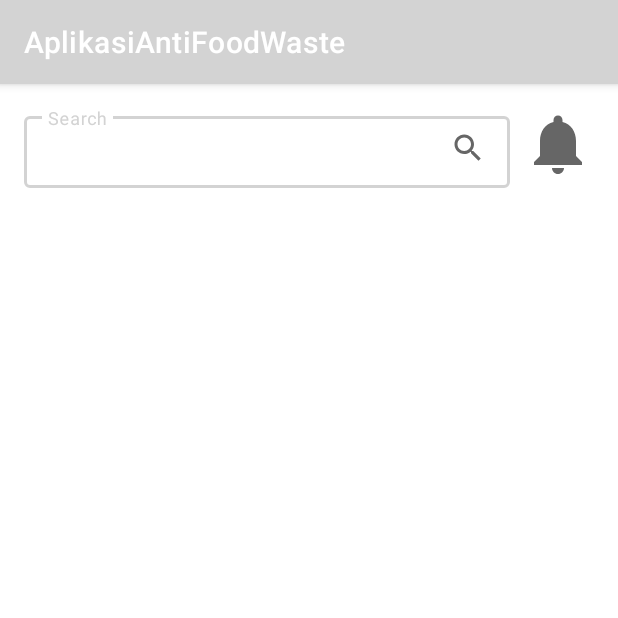
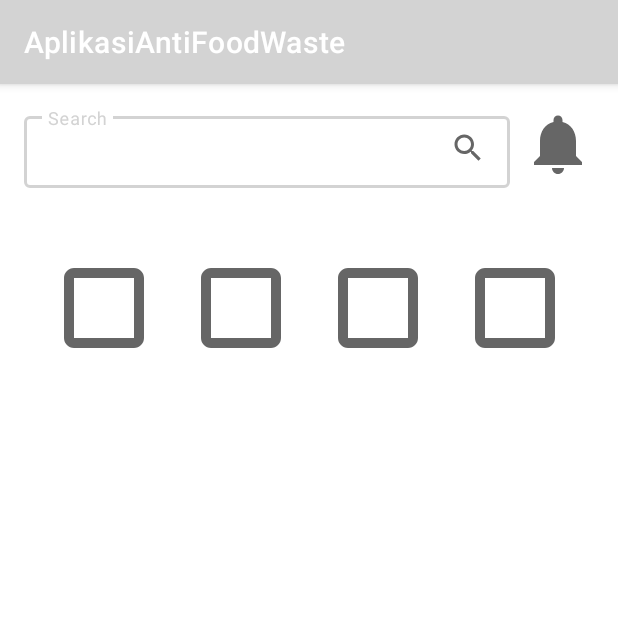
Before and after one commit to farisramadhan13/IDGAF, an Android app: the HomeActivity screen opened directly, with no data from a screen before it, on a phone screen of 412 x 824 dp, the top half of it. Run offline under Robolectric (Android 15) with nearby library versions, the light colour scheme and no system bars.

Commit message:
bikin layout home(blm selesai)

```diff
--- a/app/build.gradle
+++ b/app/build.gradle
@@ -40,6 +40,7 @@ dependencies {
     implementation 'androidx.appcompat:appcompat:1.4.1'
     implementation 'com.google.android.material:material:1.5.0'
     implementation 'androidx.constraintlayout:constraintlayout:2.1.3'
+    implementation 'androidx.gridlayout:gridlayout:1.0.0'
     testImplementation 'junit:junit:4.13.2'
     androidTestImplementation 'androidx.test.ext:junit:1.1.3'
     androidTestImplementation 'androidx.test.espresso:espresso-core:3.4.0'
--- /dev/null
+++ b/app/src/main/res/drawable/ic_square.xml
@@ -0,0 +1,10 @@
+<vector xmlns:android="http://schemas.android.com/apk/res/android"
+    android:width="24dp"
+    android:height="24dp"
+    android:viewportWidth="24"
+    android:viewportHeight="24"
+    android:tint="?attr/colorControlNormal">
+  <path
+      android:fillColor="@android:color/white"
+      android:pathData="M18,4L6,4c-1.1,0 -2,0.9 -2,2v12c0,1.1 0.9,2 2,2h12c1.1,0 2,-0.9 2,-2L20,6c0,-1.1 -0.9,-2 -2,-2zM18,18L6,18L6,6h12v12z"/>
+</vector>
--- a/app/src/main/res/layout/activity_home.xml
+++ b/app/src/main/res/layout/activity_home.xml
@@ -1,11 +1,26 @@
 <?xml version="1.0" encoding="utf-8"?>
-<androidx.constraintlayout.widget.ConstraintLayout
-    xmlns:android="http://schemas.android.com/apk/res/android"
+<androidx.constraintlayout.widget.ConstraintLayout xmlns:android="http://schemas.android.com/apk/res/android"
+    xmlns:app="http://schemas.android.com/apk/res-auto"
     xmlns:tools="http://schemas.android.com/tools"
-    xmlns:app="http://schemas.android.com/apk/res-auto"
     android:layout_width="match_parent"
     android:layout_height="match_parent"
     tools:context=".home.HomeActivity">
+
+  <HorizontalScrollView
+      android:id="@+id/horizontalScrollView"
+      android:layout_width="match_parent"
+      android:layout_height="100dp"
+
+      android:layout_margin="16dp"
+      android:layout_marginTop="244dp"
+      app:layout_constraintTop_toBottomOf="@+id/tableRow"
+      tools:layout_editor_absoluteX="32dp">
+
+    <LinearLayout
+        android:layout_width="wrap_content"
+        android:layout_height="match_parent"
+        android:orientation="vertical" />
+  </HorizontalScrollView>
 
   <FrameLayout
       android:id="@+id/frame_layout"
@@ -53,5 +68,71 @@
       app:layout_constraintEnd_toEndOf="parent"
       app:layout_constraintTop_toTopOf="parent" />
 
+  <HorizontalScrollView
+      android:layout_width="match_parent"
+      android:layout_height="100dp"
+      android:layout_margin="16dp"
+
+      app:layout_constraintTop_toBottomOf="@+id/horizontalScrollView"
+      tools:layout_editor_absoluteX="0dp">
+
+    <LinearLayout
+        android:layout_width="wrap_content"
+        android:layout_height="match_parent"
+        android:orientation="vertical" />
+  </HorizontalScrollView>
+
+  <com.google.android.material.bottomnavigation.BottomNavigationView
+      android:id="@+id/bottomNavigationView"
+      android:layout_width="match_parent"
+      android:layout_height="72dp"
+      app:layout_constraintBottom_toBottomOf="parent"
+      app:layout_constraintEnd_toEndOf="parent"
+      app:layout_constraintStart_toStartOf="parent" />
+
+  <TableRow
+      android:id="@+id/tableRow"
+      android:layout_width="match_parent"
+      android:layout_height="128dp"
+      android:layout_marginStart="16dp"
+      android:layout_marginTop="16dp"
+      android:layout_marginEnd="16dp"
+      app:layout_constraintEnd_toEndOf="parent"
+      app:layout_constraintStart_toStartOf="parent"
+      app:layout_constraintTop_toBottomOf="@+id/frame_layout">
+
+    <ImageView
+        android:id="@+id/imageView"
+        android:layout_width="80dp"
+        android:layout_height="80dp"
+        android:layout_gravity="center_vertical"
+        android:layout_marginStart="13dp"
+        android:layout_marginEnd="11dp"
+        app:srcCompat="@drawable/ic_square" />
+
+    <ImageView
+        android:id="@+id/imageView2"
+        android:layout_width="80dp"
+        android:layout_height="80dp"
+        android:layout_gravity="center_vertical"
+        android:layout_marginEnd="11dp"
+        app:srcCompat="@drawable/ic_square" />
+
+    <ImageView
+        android:id="@+id/imageView3"
+        android:layout_width="80dp"
+        android:layout_height="80dp"
+        android:layout_gravity="center_vertical"
+        android:layout_marginEnd="11dp"
+        app:srcCompat="@drawable/ic_square" />
+
+    <ImageView
+        android:id="@+id/imageView4"
+        android:layout_width="80dp"
+        android:layout_height="80dp"
+        android:layout_gravity="center_vertical"
+        app:srcCompat="@drawable/ic_square" />
+  </TableRow>
+
 
 </androidx.constraintlayout.widget.ConstraintLayout>
```
